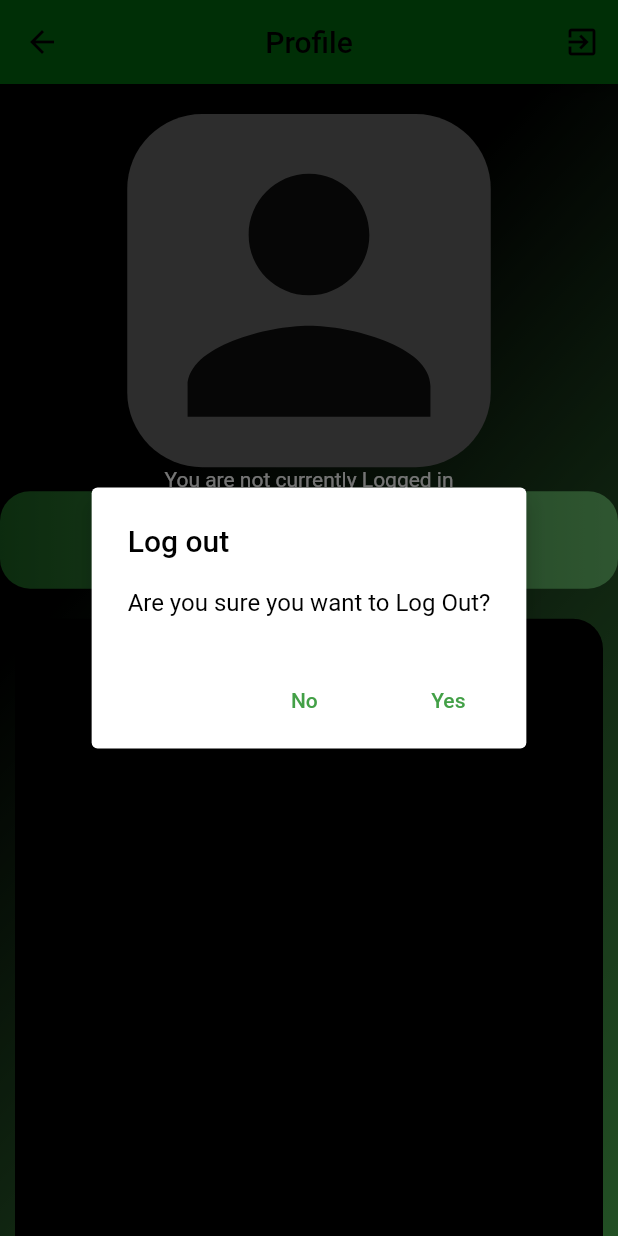
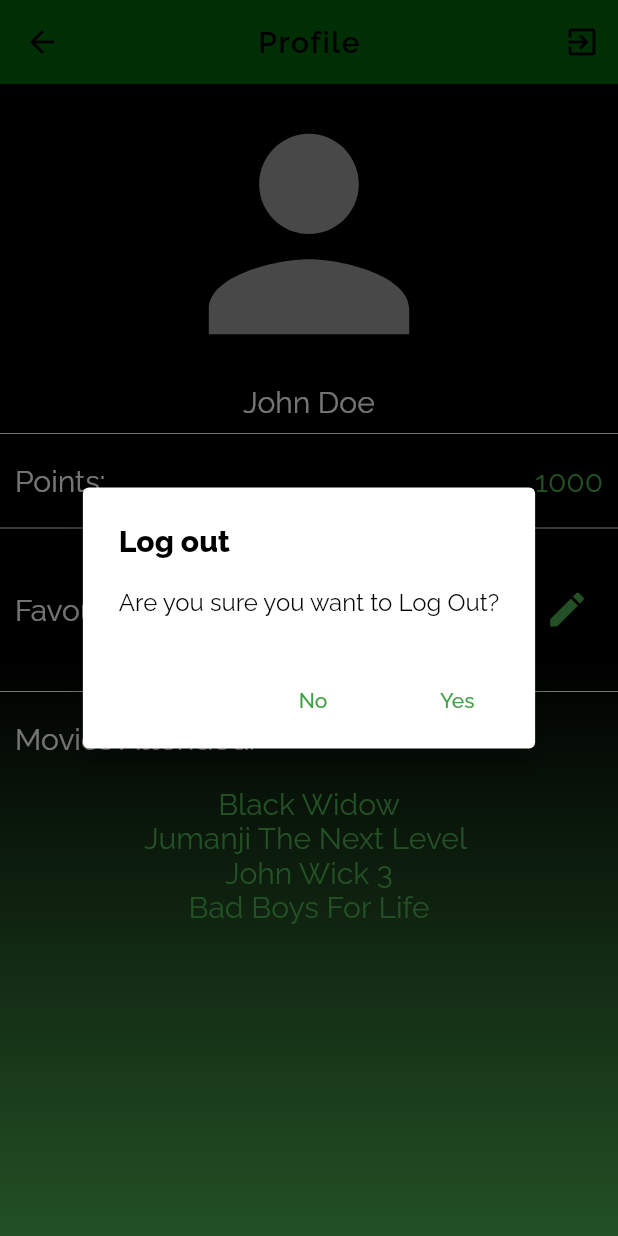
Before and after one commit to Delbert-Defoe/movie_app, a Flutter app: the ProfileScreen screen opened by its route, after a tap on the "exit to app" icon, on a phone screen of 412 x 824 dp. Run offline on Flutter 3.47's test engine with Material 2 defaults, Android fonts, the phone set to English and light mode, and no system bars; our stand-ins replace cached_network_image, cloud_firestore, firebase_auth, firebase_core, firebase_storage, flutter_spinkit and 4 more; missing offline and left inert: square_in_app_payments; accounts and stored records are empty.

Commit message:
Completely remodled Profile Screen

```diff
--- a/movieapp/lib/configurations/textStyles.dart
+++ b/movieapp/lib/configurations/textStyles.dart
@@ -112,4 +112,16 @@ class TextStyles {
       fontWeight: FontWeight.w500,
       color: Colors.white,
       fontSize: 20);
+
+  static const profileScreenTitles = TextStyle(
+    color: Colors.white,
+    fontSize: 20,
+    fontFamily: 'Raleway',
+  );
+
+  static const profileScreenValues = TextStyle(
+    color: Colors.green,
+    fontSize: 20,
+    fontFamily: 'Raleway',
+  );
 }
--- a/movieapp/lib/screens/my_profile_screeen.dart
+++ b/movieapp/lib/screens/my_profile_screeen.dart
@@ -1,4 +1,5 @@
 import 'package:flutter/material.dart';
+import 'package:movieapp/configurations/textStyles.dart';
 import 'package:movieapp/main.dart';
 import 'package:movieapp/models/user_model.dart';
 import 'package:movieapp/models/movies_model.dart';
@@ -14,12 +15,13 @@ class ProfileScreen extends StatelessWidget {
     LocalUser user = LocalUser();
     var devHeight = MediaQuery.of(context).size.height;
     var devWidth = MediaQuery.of(context).size.width;
+    var headerHeight = devHeight / 3;
     return SafeArea(
         child: Scaffold(
       appBar: AppBar(
         title: Text(
           'Profile',
-          style: TextStyle(color: Colors.black),
+          style: TextStyles.pagetitle,
         ),
         centerTitle: true,
         leading: IconButton(
@@ -45,89 +47,109 @@ class ProfileScreen extends StatelessWidget {
         height: devHeight,
         decoration: BoxDecoration(
             gradient: LinearGradient(
-                colors: [Colors.green[500], Colors.black],
-                end: Alignment.centerLeft,
-                begin: Alignment.bottomRight)),
+                colors: [Colors.green, Colors.black],
+                end: Alignment.center,
+                begin: Alignment.bottomCenter)),
         child: ListView(
           physics: BouncingScrollPhysics(),
           children: <Widget>[
-            Center(
-              child: Container(
-                  margin: EdgeInsets.only(top: 20),
-                  decoration: BoxDecoration(
-                      borderRadius: BorderRadius.circular(50),
-                      color: Colors.grey[700]),
-                  //clipBehavior: Clip.hardEdge,
-                  height: devHeight / 3.5,
-                  width: devWidth / 1.7,
-                  child: Icon(
-                    Icons.person,
-                    size: devWidth / 1.7,
-                  )),
+            Column(
+                crossAxisAlignment: CrossAxisAlignment.center,
+                mainAxisAlignment: MainAxisAlignment.spaceBetween,
+                children: <Widget>[
+                  Icon(Icons.person,
+                      size: 200,
+                      // color: Colors.white,
+                      //color: Theme.of(context).primaryColor,
+                      color: Colors.grey),
+                  Text(
+                    'John Doe',
+                    style: TextStyles.profileScreenTitles,
+                  )
+                ]),
+            Divider(
+              height: 20,
+              color: Colors.white,
             ),
-            user.username == null
-                ? Center(
-                    child: Text(
-                      'You are not currently Logged in',
-                      style: TextStyle(color: Colors.white),
-                    ),
-                  )
-                : Padding(
-                    padding: EdgeInsets.all(20),
-                    child: Center(
-                        child: Text(
-                      user.username,
-                      style: TextStyle(
-                          color: Colors.white,
-                          fontSize: 50,
-                          fontWeight: FontWeight.w600),
-                    )),
-                  ),
-            Container(
-                decoration: BoxDecoration(
-                    borderRadius: BorderRadius.circular(20),
-                    gradient: LinearGradient(
-                        colors: [Colors.green[900], Colors.green[400]])),
-                padding: EdgeInsets.all(15),
-                alignment: Alignment.center,
+            Padding(
+              padding: const EdgeInsets.all(10),
               child: Row(
-                  mainAxisAlignment: MainAxisAlignment.spaceAround,
+                mainAxisAlignment: MainAxisAlignment.spaceBetween,
                 children: [
                   Text(
                     'Points: ',
-                      style: TextStyle(
-                          fontSize: 30,
-                          fontWeight: FontWeight.w600,
-                          color: Colors.black),
+                    style: TextStyles.profileScreenTitles,
                   ),
                   Text(
-                      ' 500 ',
-                      style: TextStyle(
-                          fontSize: 30,
-                          color: Colors.green[100],
-                          fontWeight: FontWeight.w600),
+                    '1000',
+                    style: TextStyles.profileScreenValues,
                   )
                 ],
-                )),
-            Container(
-              height: devHeight * 0.6,
-              width: devWidth,
-              decoration: BoxDecoration(
-                  color: Colors.black, borderRadius: BorderRadius.circular(20)),
-              margin: EdgeInsets.symmetric(horizontal: 10, vertical: 20),
-              child: Column(
-                children: [
-                  Padding(
-                    padding: EdgeInsets.all(10),
-                    child: Text(
-                      'Attended Movies:',
-                      style: TextStyle(color: Colors.white, fontSize: 20),
               ),
             ),
-                  ConstrainedBox(
-                    constraints: BoxConstraints(
-                        maxHeight: (460), maxWidth: devWidth - 10),
-                    child: ListView(),
+            Divider(
+              height: 20,
+              color: Colors.white,
+            ),
+            Padding(
+              padding: const EdgeInsets.all(10),
+              child: Wrap(
+                crossAxisAlignment: WrapCrossAlignment.center,
+                alignment: WrapAlignment.spaceBetween,
+                children: [
+                  Text(
+                    'Favourite Genres: ',
+                    style: TextStyles.profileScreenTitles,
+                  ),
+                  Column(
+                      crossAxisAlignment: CrossAxisAlignment.start,
+                      children: <Widget>[
+                        Text('Horror', style: TextStyles.profileScreenValues),
+                        Text('Drama', style: TextStyles.profileScreenValues),
+                        Text('Comedy', style: TextStyles.profileScreenValues),
+                      ]),
+                  IconButton(
+                    icon: Icon(
+                      Icons.edit,
+                      size: 30,
+                      color: Colors.green,
+                    ),
+                    onPressed: () {},
+                  ),
+                ],
+              ),
+            ),
+            Divider(
+              height: 20,
+              color: Colors.white,
+            ),
+            Padding(
+              padding: const EdgeInsets.all(10),
+              child: Column(
+                // crossAxisAlignment: CrossAxisAlignment.start,
+                children: [
+                  Align(
+                    alignment: Alignment.topLeft,
+                    child: Text(
+                      'Movies Attended: ',
+                      style: TextStyles.profileScreenTitles,
+                    ),
+                  ),
+                  Padding(
+                    padding: const EdgeInsets.only(top: 20),
+                    child: Column(
+                      crossAxisAlignment: CrossAxisAlignment.center,
+                      children: <Widget>[
+                        Text('Black Widow',
+                            style: TextStyles.profileScreenValues),
+                        Text('Jumanji The Next Level ',
+                            style: TextStyles.profileScreenValues),
+                        Text('John Wick 3',
+                            style: TextStyles.profileScreenValues),
+                        Text('Bad Boys For Life',
+                            style: TextStyles.profileScreenValues),
+                      ],
+                    ),
                   )
                 ],
               ),
@@ -142,24 +164,29 @@ class ProfileScreen extends StatelessWidget {
     var alertDialog = AlertDialog(
       title: Text(
         'Log out',
-        style: TextStyle(color: Colors.black),
+        style: TextStyle(
+            color: Colors.black,
+            fontFamily: 'Raleway',
+            fontWeight: FontWeight.w800),
       ),
       content: Text('Are you sure you want to Log Out?',
-          style: TextStyle(color: Colors.black)),
+          style: TextStyle(color: Colors.black, fontFamily: 'Raleway')),
       elevation: 6,
       backgroundColor: Colors.white,
       actions: [
         FlatButton(
           child: Text(
             'No',
-            style: TextStyle(color: Colors.green[600]),
+            style: TextStyle(color: Colors.green[600], fontFamily: 'Raleway'),
           ),
           onPressed: () {
             Navigator.of(context).pop();
           },
         ),
         FlatButton(
-            child: Text('Yes', style: TextStyle(color: Colors.green[600])),
+            child: Text('Yes',
+                style:
+                    TextStyle(color: Colors.green[600], fontFamily: 'Raleway')),
             onPressed: () {
               Navigator.push(
                   context, MaterialPageRoute(builder: (context) => MyApp()));
--- a/movieapp/lib/widgets/home_drawer_widget.dart
+++ b/movieapp/lib/widgets/home_drawer_widget.dart
@@ -58,8 +58,7 @@ class HomeDrawer extends StatelessWidget {
             title: Text('Profile', style: TextStyles.drawerElements),
             onTap: () {
               //AuthService().signout();
-              Navigator.push(
-                  context, ScaleAnimationTwo(widget: ProfileScreen()));
+              Navigator.pushNamed(context, '/profile_screen');
             },
           ),
           ListTile(
```
Lines whose indentation alone changed are shown as unchanged.
